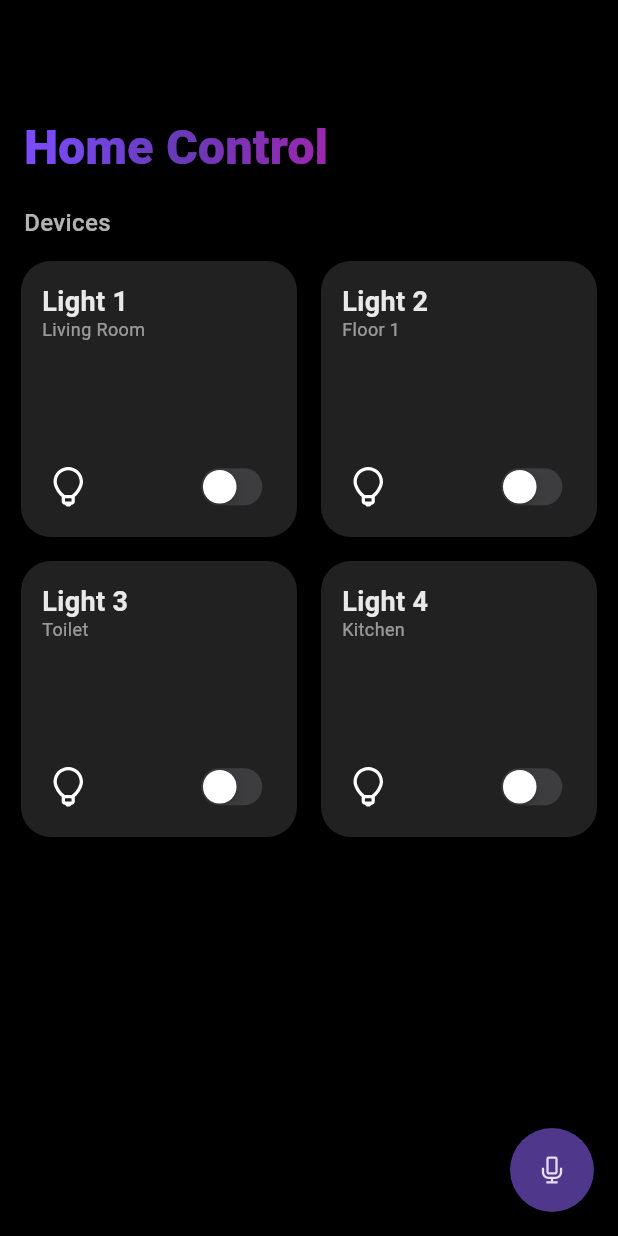
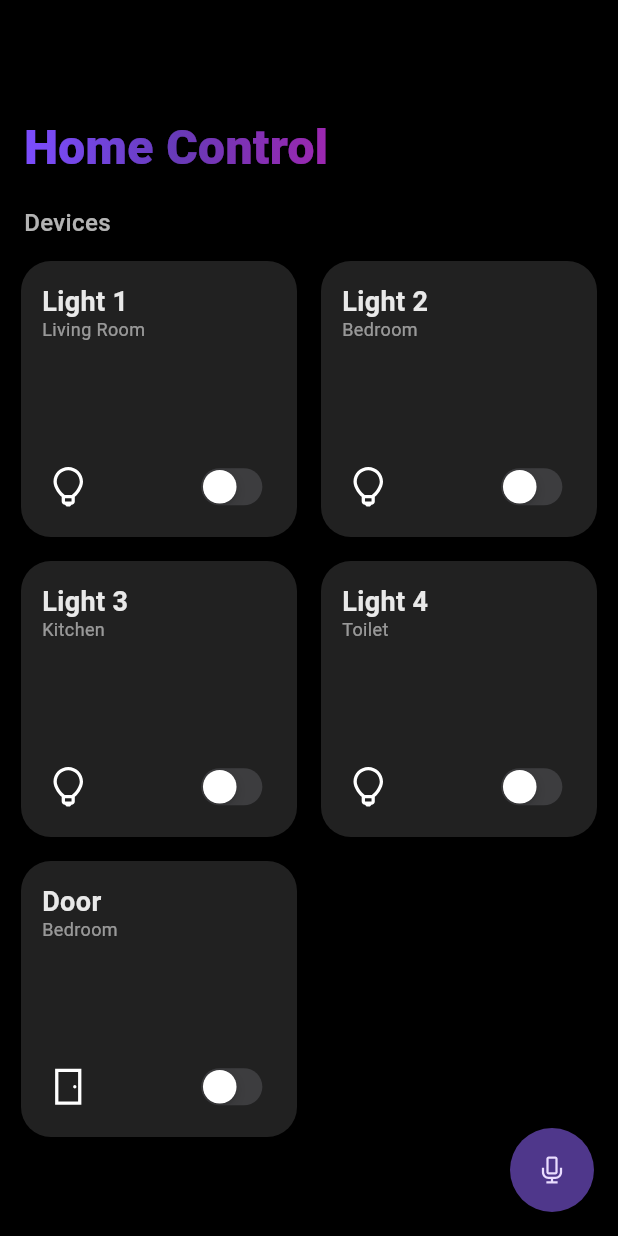
Before and after one commit to phucnguyn-203/iot-app, a Flutter app: the screen it shows after launch, on a phone screen of 412 x 824 dp. Run offline on Flutter 3.47's test engine with Material 3 defaults, Android fonts, the phone set to English and light mode, and no system bars; drawn by our look-alikes of simple_gradient_text; our stand-ins replace avatar_glow, firebase_core, firebase_database, flutter_tts, google_nav_bar, line_icons and 1 more; accounts and stored records are empty.

```diff
--- a/lib/screens/manual_control.dart
+++ b/lib/screens/manual_control.dart
@@ -24,45 +24,68 @@ class _ManualControlState extends State<ManualControl> {
       "Light 1",
       "Living Room",
       false,
+      "light"
     ],
     [
       const Icon(LineIcons.lightbulb, size: 35, color: Colors.white),
       "Light 2",
-      "Floor 1",
+      "Bedroom",
       false,
+      "light"
     ],
     [
       const Icon(LineIcons.lightbulb, size: 35, color: Colors.white),
       "Light 3",
-      "Toilet",
+      "Kitchen",
       false,
+      "light"
     ],
     [
       const Icon(LineIcons.lightbulb, size: 35, color: Colors.white),
       "Light 4",
-      "Kitchen",
+      "Toilet",
       false,
-    ]
+      "light"
+    ],
+    [
+      const Icon(LineIcons.doorClosed, size: 35, color: Colors.white),
+      "Door",
+      "Bedroom",
+      false,
+      "door"
+    ],
   ];
 
   @override
   void initState() {
     super.initState();
     for (int i = 0; i < smartDevices.length; i++) {
+      if (smartDevices[i][4] == "light") {
         _dbRef.child('light${i + 1}/turn').onValue.listen((event) {
-        final bool newValue = event.snapshot.value == "1";
           setState(() {
-          smartDevices[i][3] = newValue;
-          smartDevices[i][0] = newValue
-              ? const Icon(LineIcons.lightbulbAlt,
-                  size: 35, color: Colors.yellow)
-              : const Icon(LineIcons.lightbulb, size: 35, color: Colors.white);
+            smartDevices[i][3] = event.snapshot.value == "1";
+            smartDevices[i][0] = event.snapshot.value == "1"
+                ? const Icon(Icons.lightbulb, size: 35, color: Colors.yellow)
+                : const Icon(LineIcons.lightbulb,
+                    size: 35, color: Colors.white);
+          });
+        });
+      } else if (smartDevices[i][4] == "door") {
+        _dbRef.child('door/turn').onValue.listen((event) {
+          setState(() {
+            smartDevices[i][3] = event.snapshot.value == "1";
+            smartDevices[i][0] = event.snapshot.value == "1"
+                ? const Icon(LineIcons.doorOpen, size: 35, color: Colors.white)
+                : const Icon(LineIcons.doorClosed,
+                    size: 35, color: Colors.white);
           });
         });
       }
     }
+  }
 
-  void powerChange(bool value, int index) {
+  void powerChange(bool value, int index, String device) {
+    if (device == "light") {
       _dbRef.child('light${index + 1}/turn').set(value ? "1" : "0");
       setState(() {
         smartDevices[index][3] = value;
@@ -70,6 +93,15 @@ class _ManualControlState extends State<ManualControl> {
             ? const Icon(LineIcons.lightbulbAlt, size: 35, color: Colors.yellow)
             : const Icon(LineIcons.lightbulb, size: 35, color: Colors.white);
       });
+    } else if (device == "door") {
+      _dbRef.child('door/turn').set(value ? "1" : "0");
+      setState(() {
+        smartDevices[index][3] = value;
+        smartDevices[index][0] = value
+            ? const Icon(LineIcons.doorOpen, size: 35, color: Colors.white)
+            : const Icon(LineIcons.doorClosed, size: 35, color: Colors.white);
+      });
+    }
   }
 
   @override
@@ -139,7 +171,7 @@ class _ManualControlState extends State<ManualControl> {
                         area: smartDevices[index][2],
                         power: smartDevices[index][3],
                         onChange: (value) {
-                          powerChange(value, index);
+                          powerChange(value, index, smartDevices[index][4]);
                         },
                       );
                     }),
--- a/pubspec.yaml
+++ b/pubspec.yaml
@@ -2,7 +2,7 @@ name: app
 description: "A new Flutter project."
 # The following line prevents the package from being accidentally published to
 # pub.dev using `flutter pub publish`. This is preferred for private packages.
-publish_to: 'none' # Remove this line if you wish to publish to pub.dev
+publish_to: "none" # Remove this line if you wish to publish to pub.dev
 
 # The following defines the version and build number for your application.
 # A version number is three numbers separated by dots, like 1.2.43
@@ -31,7 +31,6 @@ dependencies:
   flutter:
     sdk: flutter
 
-
   # The following adds the Cupertino Icons font to your application.
   # Use with the CupertinoIcons class for iOS style icons.
   cupertino_icons: ^1.0.8
@@ -44,6 +43,7 @@ dependencies:
   speech_to_text: ^7.0.0
   avatar_glow: ^3.0.1
   http: ^1.2.2
+  flutter_tts: ^3.2.2
 
 dev_dependencies:
   flutter_test:
@@ -61,7 +61,6 @@ dev_dependencies:
 
 # The following section is specific to Flutter packages.
 flutter:
-
   # The following line ensures that the Material Icons font is
   # included with your application, so that you can use the icons in
   # the material Icons class.
```
Also changed, not shown: lib/screens/voice_control.dart (+59 -20 lines), pubspec.lock, 7 other files. Lines whose indentation alone changed are shown as unchanged.
